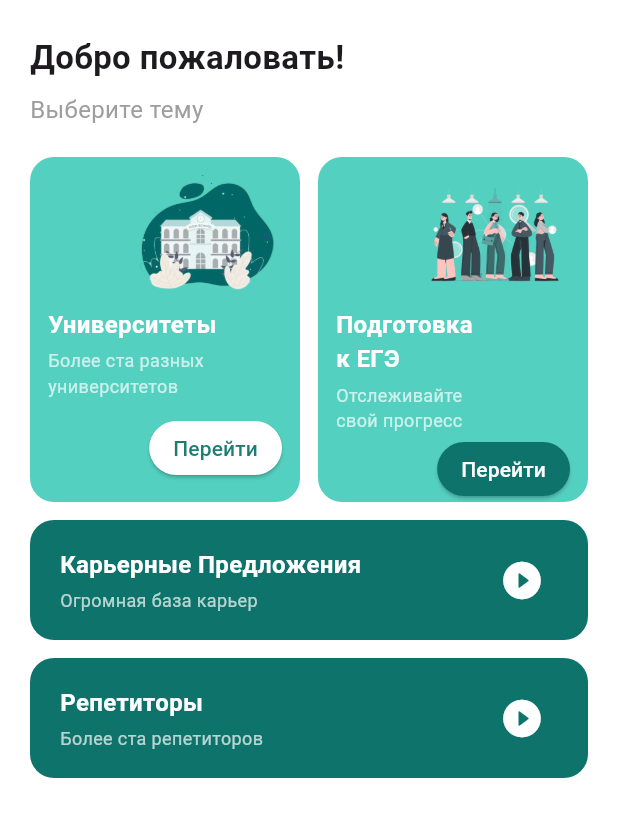
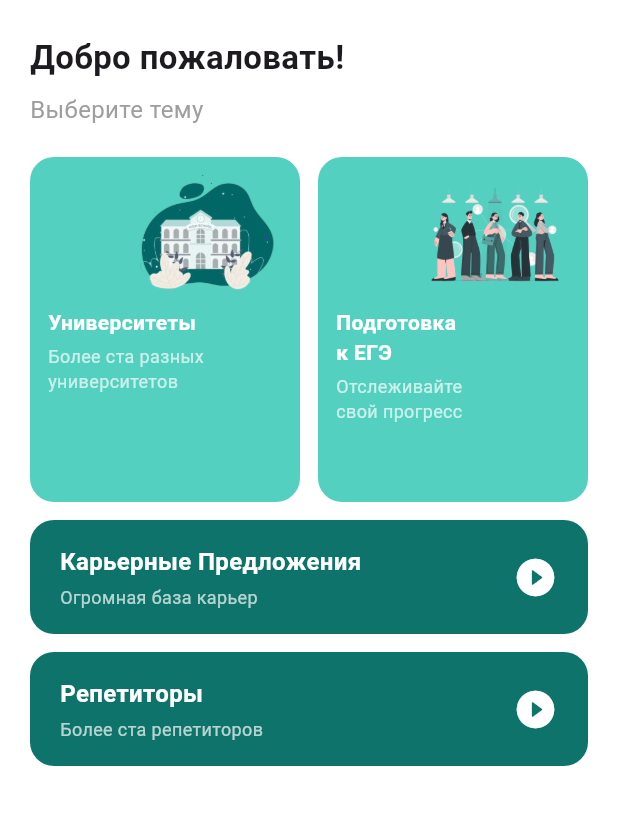
Before and after one commit to Smartify-Education-Platform/Smartify-Platform, a Flutter app: the DashboardPage screen opened directly, on a phone screen of 412 x 824 dp, the part 80-917 px from its top. Run offline on Flutter 3.47's test engine with Material 3 defaults, Android fonts, the phone set to English and light mode, and no system bars; our stand-ins replace flutter_secure_storage, percent_indicator, pin_code_fields, shared_preferences; accounts and stored records are empty; project files that could hold a hidden picture were left out.

Commit message:
Update nav_page.dart

```diff
--- a/frontend/lib/pages/nav/nav_page.dart
+++ b/frontend/lib/pages/nav/nav_page.dart
@@ -4,6 +4,7 @@ import 'package:smartify/pages/universities/main_university_page.dart';
 import 'package:smartify/pages/account/account_page.dart';
 import 'package:smartify/pages/professions/professions_page.dart';
 import 'package:smartify/pages/teachers/teachers_list_page.dart';
+import 'package:smartify/pages/professions/spheres_page.dart';
 
 void main() {
   runApp(const SmartifyApp());
@@ -36,7 +37,7 @@ class _DashboardPageState extends State<DashboardPage> {
       appBar: AppBar(
         backgroundColor: Colors.white,
         elevation: 0,
-  automaticallyImplyLeading: false, // We'll manually control it
+        automaticallyImplyLeading: false,
         title: Stack(
           alignment: Alignment.center,
           children: [
@@ -97,13 +98,12 @@ class _DashboardPageState extends State<DashboardPage> {
                     ),
                   ),
                 ),
-          const SizedBox(width: 50), // Spacer for symmetry (optional)
+                const SizedBox(width: 50),
               ],
             ),
           ],
         ),
       ),
-
       body: SafeArea(
         child: LayoutBuilder(
           builder: (context, constraints) {
@@ -132,38 +132,40 @@ class _DashboardPageState extends State<DashboardPage> {
                       Row(
                         children: [
                           Expanded(
-                            child: _TopicCard(
+                            child: GestureDetector(
+                              onTap: () {
+                                Navigator.push(
+                                  context,
+                                  MaterialPageRoute(
+                                    builder: (context) => const UniversityPage(),
+                                  ),
+                                );
+                              },
+                              child: const _TopicCard(
                                 title: 'Университеты',
                                 subtitle: 'Более ста разных университетов',
                                 assetImage: 'university.png',
-                              onPressed: () {
-                                Navigator.push(
-                                  context,
-                                  MaterialPageRoute(
-                                    builder: (context) =>
-                                        const UniversityPage(),
+                                isDarkButton: false,
                               ),
-                                );
-                              },
-                              isDarkButton: false,
                             ),
                           ),
                           const SizedBox(width: 12),
                           Expanded(
-                            child: _TopicCard(
+                            child: GestureDetector(
+                              onTap: () {
+                                Navigator.push(
+                                  context,
+                                  MaterialPageRoute(
+                                    builder: (context) => const ProgressPage(),
+                                  ),
+                                );
+                              },
+                              child: const _TopicCard(
                                 title: 'Подготовка\nк ЕГЭ',
                                 subtitle: 'Отслеживайте\nсвой прогресс',
                                 assetImage: 'career.png',
-                              onPressed: () {
-                                  Navigator.push(
-                                  context,
-                                  MaterialPageRoute(
-                                    builder: (context) =>
-                                        const ProgressPage(),
+                                isDarkButton: true,
                               ),
-                                );
-                              },
-                              isDarkButton: true,
                             ),
                           ),
                         ],
@@ -176,8 +178,7 @@ class _DashboardPageState extends State<DashboardPage> {
                           Navigator.push(
                             context,
                             MaterialPageRoute(
-                                    builder: (context) =>
-                                        const ProfessionsPage(),
+                              builder: (context) => const SpheresPage(),
                             ),
                           );
                         },
@@ -208,24 +209,34 @@ class _DashboardPageState extends State<DashboardPage> {
   }
 }
 
-class _TopicCard extends StatelessWidget {
+class _TopicCard extends StatefulWidget {
   final String title;
   final String subtitle;
   final String assetImage;
-  final VoidCallback onPressed;
   final bool isDarkButton;
 
   const _TopicCard({
     required this.title,
     required this.subtitle,
     required this.assetImage,
-    required this.onPressed,
     this.isDarkButton = false,
   });
 
   @override
+  State<_TopicCard> createState() => _TopicCardState();
+}
+
+class _TopicCardState extends State<_TopicCard> {
+  bool _hovering = false;
+
+  @override
   Widget build(BuildContext context) {
-    return Container(
+    return MouseRegion(
+      onEnter: (_) => setState(() => _hovering = true),
+      onExit: (_) => setState(() => _hovering = false),
+      child: Stack(
+        children: [
+          Container(
             height: 230,
             decoration: BoxDecoration(
               color: const Color(0xFF54D0C0),
@@ -238,7 +249,7 @@ class _TopicCard extends StatelessWidget {
                 Align(
                   alignment: Alignment.topRight,
                   child: Image.asset(
-              assetImage,
+                    widget.assetImage,
                     width: 100,
                     height: 80,
                     fit: BoxFit.contain,
@@ -246,35 +257,34 @@ class _TopicCard extends StatelessWidget {
                 ),
                 const SizedBox(height: 8),
                 Text(
-            title,
+                  widget.title,
                   style: const TextStyle(
-              fontSize: 16,
+                    fontSize: 14,
                     fontWeight: FontWeight.bold,
                     color: Colors.white,
                   ),
                 ),
                 const SizedBox(height: 4),
                 Text(
-            subtitle,
+                  widget.subtitle,
                   style: const TextStyle(
                     fontSize: 12,
                     color: Colors.white70,
                   ),
                 ),
                 const Spacer(),
-          Align(
-            alignment: Alignment.centerRight,
-            child: ElevatedButton(
-              style: ElevatedButton.styleFrom(
-                backgroundColor:
-                    isDarkButton ? const Color(0xFF0E736B) : Colors.white,
-                foregroundColor:
-                    isDarkButton ? Colors.white : const Color(0xFF1C7D75),
-                minimumSize: const Size(80, 36),
-                padding: const EdgeInsets.symmetric(horizontal: 16),
+              ],
             ),
-              onPressed: onPressed,
-              child: const Text('Перейти'),
+          ),
+          AnimatedOpacity(
+            duration: const Duration(milliseconds: 200),
+            opacity: _hovering ? 0.1 : 0.0,
+            child: Container(
+              height: 230,
+              decoration: BoxDecoration(
+                color: Colors.black,
+                borderRadius: BorderRadius.circular(16),
+              ),
             ),
           ),
         ],
@@ -283,7 +293,7 @@ class _TopicCard extends StatelessWidget {
   }
 }
 
-class _WideButton extends StatelessWidget {
+class _WideButton extends StatefulWidget {
   final String title;
   final String subtitle;
   final VoidCallback onPressed;
@@ -295,8 +305,22 @@ class _WideButton extends StatelessWidget {
   });
 
   @override
+  State<_WideButton> createState() => _WideButtonState();
+}
+
+class _WideButtonState extends State<_WideButton> {
+  bool _hovering = false;
+
+  @override
   Widget build(BuildContext context) {
-    return Container(
+    return MouseRegion(
+      onEnter: (_) => setState(() => _hovering = true),
+      onExit: (_) => setState(() => _hovering = false),
+      child: Stack(
+        children: [
+          GestureDetector(
+            onTap: widget.onPressed,
+            child: Container(
               decoration: BoxDecoration(
                 color: const Color(0xFF0E736B),
                 borderRadius: BorderRadius.circular(16),
@@ -309,7 +333,7 @@ class _WideButton extends StatelessWidget {
                       crossAxisAlignment: CrossAxisAlignment.start,
                       children: [
                         Text(
-                  title,
+                          widget.title,
                           style: const TextStyle(
                             fontSize: 16,
                             color: Colors.white,
@@ -318,7 +342,7 @@ class _WideButton extends StatelessWidget {
                         ),
                         const SizedBox(height: 4),
                         Text(
-                  subtitle,
+                          widget.subtitle,
                           style: const TextStyle(
                             fontSize: 12,
                             color: Colors.white70,
@@ -327,11 +351,29 @@ class _WideButton extends StatelessWidget {
                       ],
                     ),
                   ),
-          IconButton(
-            icon: const Icon(Icons.play_circle_filled_rounded,
-                color: Colors.white, size: 30),
-            onPressed: onPressed,
+                  const Icon(
+                    Icons.play_circle_filled_rounded,
+                    color: Colors.white,
+                    size: 30,
                   )
+                ],
+              ),
+            ),
+          ),
+          IgnorePointer(
+            ignoring: true,
+            child: AnimatedOpacity(
+              duration: const Duration(milliseconds: 200),
+              opacity: _hovering ? 0.1 : 0.0,
+              child: Container(
+                height: 70,
+                decoration: BoxDecoration(
+                  color: Colors.black,
+                  borderRadius: BorderRadius.circular(16),
+                ),
+              ),
+            ),
+          ),
         ],
       ),
     );
```
Lines whose indentation alone changed are shown as unchanged.
